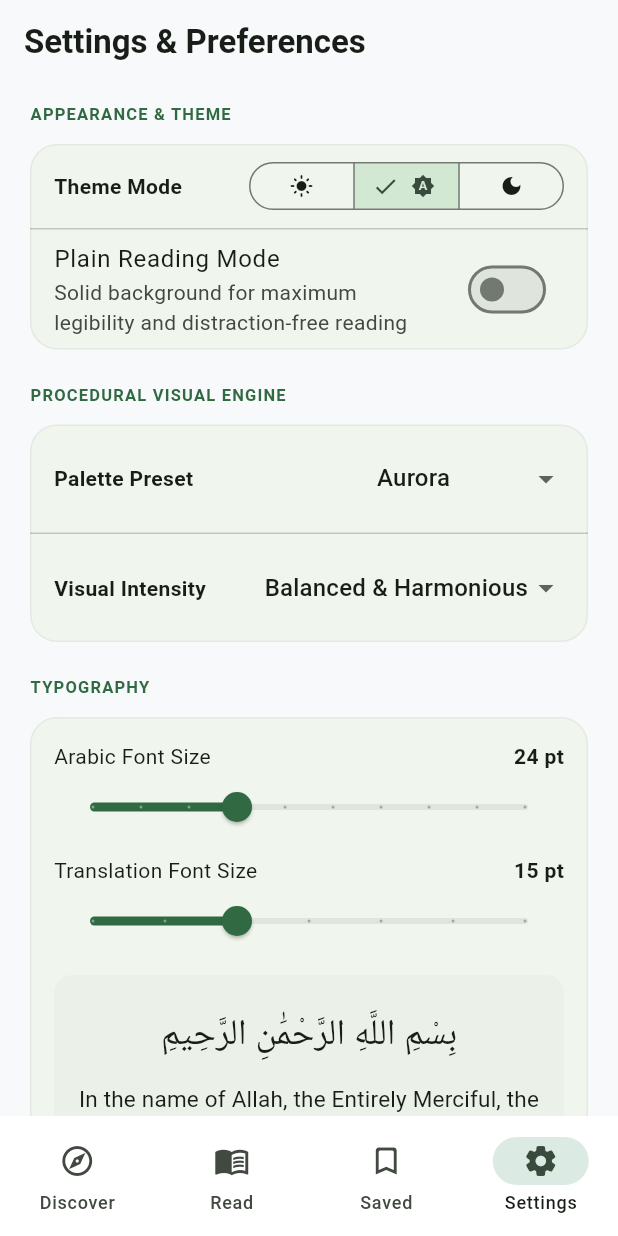
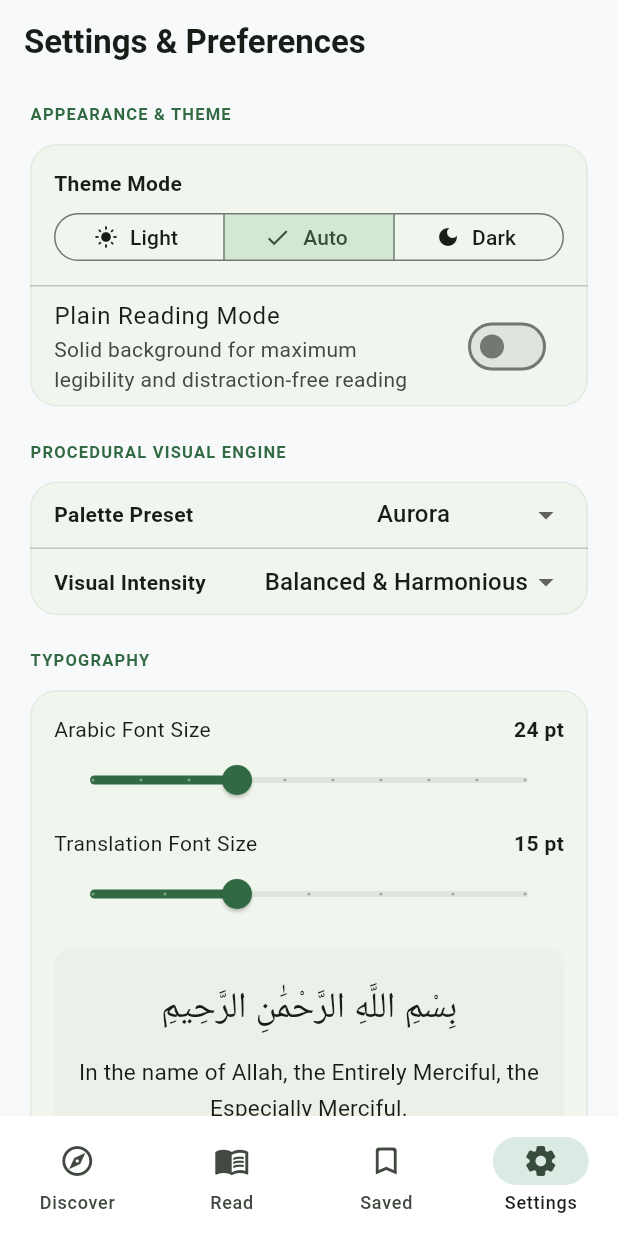
Before and after one commit to daud0x0/bayan, a Flutter app: the screen it shows after launch, item 4 of the bottom bar chosen, on a phone screen of 412 x 824 dp. Run offline on Flutter 3.47's test engine with Material 3 defaults, Android fonts, the phone set to English and light mode, and no system bars; our stand-ins replace shared_preferences, sqflite, sqflite_common_ffi; accounts and stored records are empty.

Commit message:
Eliminate pixel overflow in Settings view for all screen densities

```diff
--- a/lib/features/settings/views/settings_view.dart
+++ b/lib/features/settings/views/settings_view.dart
@@ -177,28 +177,32 @@ class SettingsView extends StatelessWidget {
             child: Column(
               children: [
                 Padding(
-                  padding: const EdgeInsets.symmetric(horizontal: 16, vertical: 12),
-                  child: Row(
-                    mainAxisAlignment: MainAxisAlignment.spaceBetween,
+                  padding: const EdgeInsets.all(16.0),
+                  child: Column(
+                    crossAxisAlignment: CrossAxisAlignment.start,
                     children: [
                       const Text(
                         'Theme Mode',
                         style: TextStyle(fontWeight: FontWeight.w600),
                       ),
-                      SegmentedButton<ThemeMode>(
+                      const SizedBox(height: 10),
+                      SizedBox(
+                        width: double.infinity,
+                        child: SegmentedButton<ThemeMode>(
                           style: const ButtonStyle(
                             visualDensity: VisualDensity.compact,
                             tapTargetSize: MaterialTapTargetSize.shrinkWrap,
                           ),
                           segments: const [
-                          ButtonSegment(value: ThemeMode.light, icon: Icon(Icons.light_mode, size: 16)),
-                          ButtonSegment(value: ThemeMode.system, icon: Icon(Icons.brightness_auto, size: 16)),
-                          ButtonSegment(value: ThemeMode.dark, icon: Icon(Icons.dark_mode, size: 16)),
+                            ButtonSegment(value: ThemeMode.light, icon: Icon(Icons.light_mode, size: 16), label: Text('Light')),
+                            ButtonSegment(value: ThemeMode.system, icon: Icon(Icons.brightness_auto, size: 16), label: Text('Auto')),
+                            ButtonSegment(value: ThemeMode.dark, icon: Icon(Icons.dark_mode, size: 16), label: Text('Dark')),
                           ],
                           selected: {prefs.themeMode},
                           onSelectionChanged: (set) {
                             scope.updatePreferences(prefs.copyWith(themeMode: set.first));
                           },
+                        ),
                       ),
                     ],
                   ),
@@ -223,17 +227,19 @@ class SettingsView extends StatelessWidget {
             child: Column(
               children: [
                 Padding(
-                  padding: const EdgeInsets.symmetric(horizontal: 16, vertical: 12),
+                  padding: const EdgeInsets.symmetric(horizontal: 16, vertical: 10),
                   child: Row(
-                    mainAxisAlignment: MainAxisAlignment.spaceBetween,
                     children: [
-                      const Text(
+                      const Expanded(
+                        child: Text(
                           'Palette Preset',
                           style: TextStyle(fontWeight: FontWeight.w600),
+                        ),
                       ),
                       DropdownButton<VisualPreset>(
                         value: prefs.visualPreset,
                         underline: const SizedBox(),
+                        isDense: true,
                         items: VisualPreset.values.map((p) {
                           return DropdownMenuItem(value: p, child: Text(p.label));
                         }).toList(),
@@ -248,17 +254,19 @@ class SettingsView extends StatelessWidget {
                 ),
                 const Divider(height: 1),
                 Padding(
-                  padding: const EdgeInsets.symmetric(horizontal: 16, vertical: 12),
+                  padding: const EdgeInsets.symmetric(horizontal: 16, vertical: 10),
                   child: Row(
-                    mainAxisAlignment: MainAxisAlignment.spaceBetween,
                     children: [
-                      const Text(
+                      const Expanded(
+                        child: Text(
                           'Visual Intensity',
                           style: TextStyle(fontWeight: FontWeight.w600),
+                        ),
                       ),
                       DropdownButton<VisualIntensity>(
                         value: prefs.visualIntensity,
                         underline: const SizedBox(),
+                        isDense: true,
                         items: VisualIntensity.values.map((i) {
                           return DropdownMenuItem(value: i, child: Text(i.label));
                         }).toList(),
```
Lines whose indentation alone changed are shown as unchanged.
